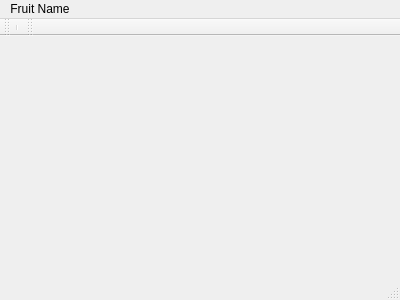
The window that drc/DRCClient.ui (lansdon/cpts483_drc) describes before a commit, drawn with Qt 5.
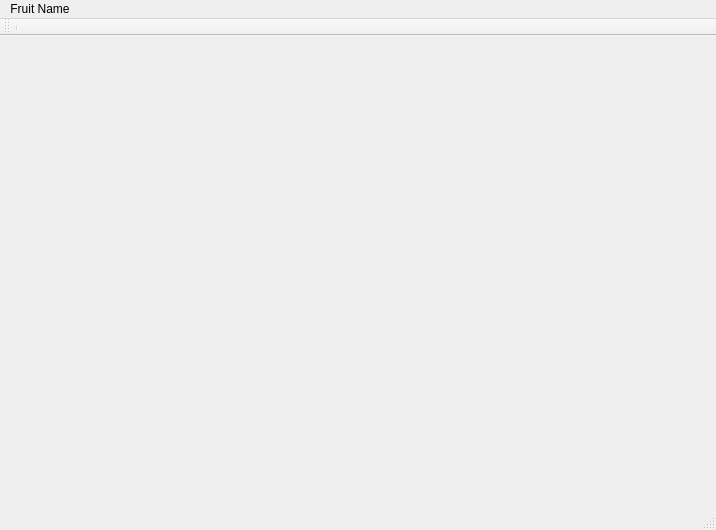
The same window after the commit.

Commit message: added tab area

Diff of the .ui file:
```diff
--- a/drc/DRCClient.ui
+++ b/drc/DRCClient.ui
@@ -6,10 +6,16 @@
    <rect>
     <x>0</x>
     <y>0</y>
-    <width>400</width>
-    <height>300</height>
+    <width>716</width>
+    <height>530</height>
    </rect>
   </property>
+  <property name="sizePolicy">
+   <sizepolicy hsizetype="Expanding" vsizetype="Expanding">
+    <horstretch>0</horstretch>
+    <verstretch>0</verstretch>
+   </sizepolicy>
+  </property>
   <property name="windowTitle">
    <string>MainWindow</string>
   </property>
@@ -19,8 +25,8 @@
     <rect>
      <x>0</x>
      <y>0</y>
-     <width>400</width>
-     <height>22</height>
+     <width>716</width>
+     <height>21</height>
     </rect>
    </property>
    <widget class="QMenu" name="menuFruit_Name">
@@ -35,22 +41,11 @@
     <enum>TopToolBarArea</enum>
    </attribute>
    <attribute name="toolBarBreak">
-    <bool>false</bool>
+    <bool>true</bool>
    </attribute>
    <addaction name="separator"/>
   </widget>
   <widget class="QStatusBar" name="statusBar"/>
-  <widget class="QToolBar" name="toolBar">
-   <property name="windowTitle">
-    <string>toolBar</string>
-   </property>
-   <attribute name="toolBarArea">
-    <enum>TopToolBarArea</enum>
-   </attribute>
-   <attribute name="toolBarBreak">
-    <bool>false</bool>
-   </attribute>
-  </widget>
  </widget>
  <layoutdefault spacing="6" margin="11"/>
  <resources/>
```
The commit also changes 8 other files.
